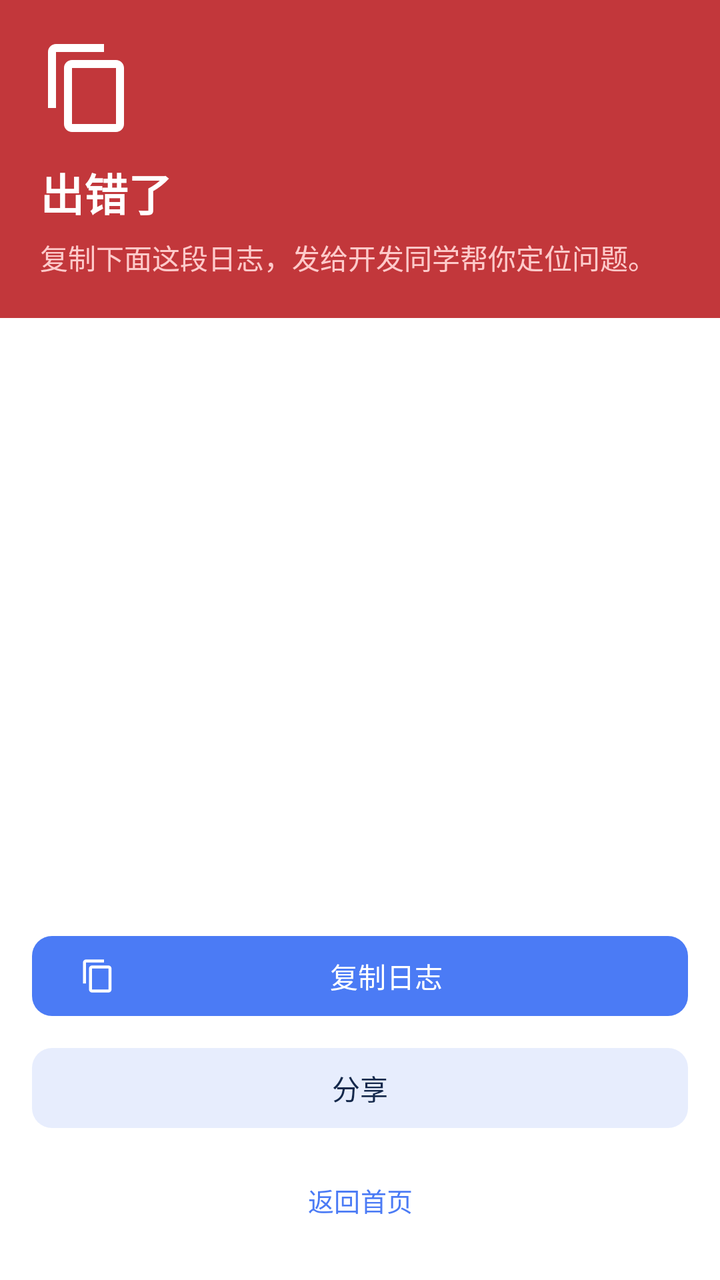
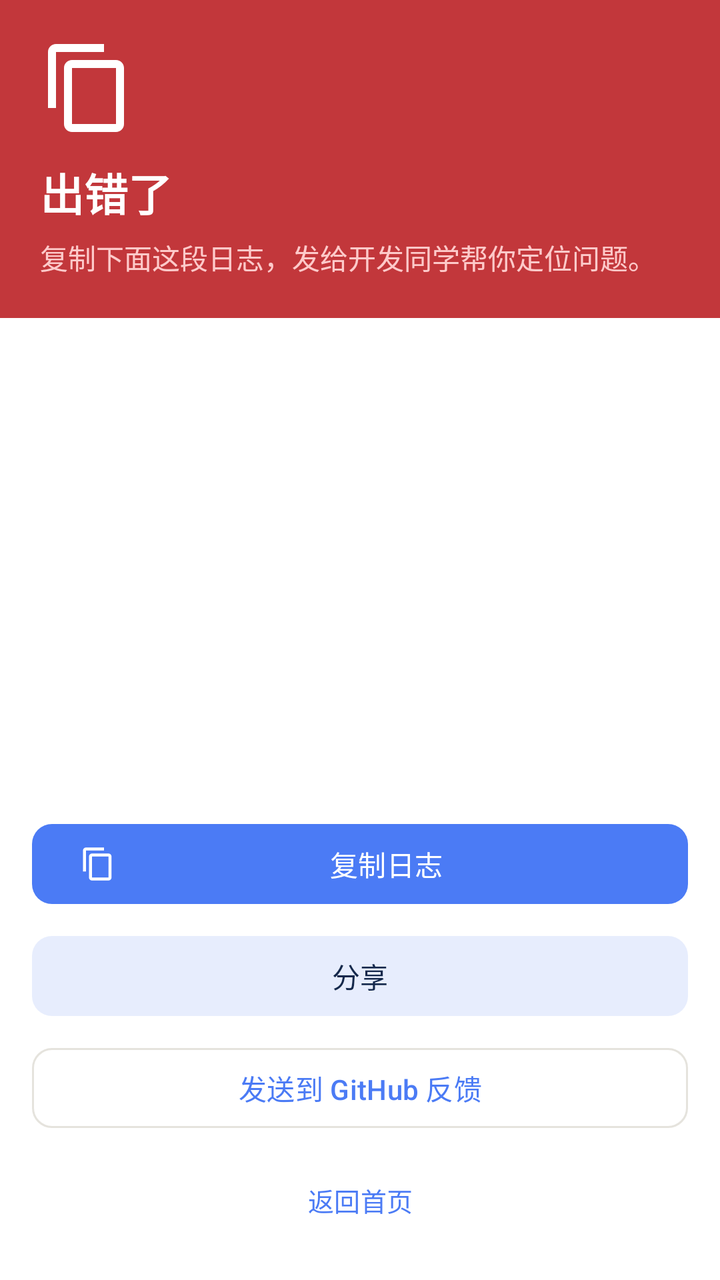

The first picture is an Android layout as it rendered before a commit; the second is the same layout after the commit. The layout source and the unified diff follow.
<!-- AndroidManifest.xml: activity theme AppTheme -->
<!-- res/layout/activity_crash.xml -->
<?xml version="1.0" encoding="utf-8"?>
<LinearLayout xmlns:android="http://schemas.android.com/apk/res/android"
    xmlns:app="http://schemas.android.com/apk/res-auto"
    android:layout_width="match_parent"
    android:layout_height="match_parent"
    android:orientation="vertical"
    android:background="?android:colorBackground">

    <LinearLayout
        android:layout_width="match_parent"
        android:layout_height="wrap_content"
        android:orientation="vertical"
        android:padding="20dp"
        android:background="@color/status_failed">

        <ImageView
            android:layout_width="48dp"
            android:layout_height="48dp"
            android:src="@drawable/ic_copy"
            android:contentDescription="@string/crash_title"
            app:tint="@android:color/white" />

        <TextView
            android:id="@+id/crash_title"
            android:layout_width="match_parent"
            android:layout_height="wrap_content"
            android:text="@string/crash_title"
            android:textColor="@android:color/white"
            android:textSize="22sp"
            android:textStyle="bold"
            android:layout_marginTop="12dp" />

        <TextView
            android:id="@+id/crash_subtitle"
            android:layout_width="match_parent"
            android:layout_height="wrap_content"
            android:text="@string/crash_subtitle"
            android:textColor="#FECACA"
            android:textSize="14sp"
            android:layout_marginTop="6dp" />
    </LinearLayout>

    <ScrollView
        android:id="@+id/crash_scroll"
        android:layout_width="match_parent"
        android:layout_height="0dp"
        android:layout_weight="1"
        android:padding="16dp"
        android:background="@color/surface">

        <EditText
            android:id="@+id/crash_log"
            android:layout_width="match_parent"
            android:layout_height="wrap_content"
            android:background="@android:color/transparent"
            android:gravity="top"
            android:inputType="textMultiLine"
            android:textIsSelectable="true"
            android:fontFamily="monospace"
            android:textSize="12sp"
            android:lineSpacingExtra="2dp"
            android:textColor="?attr/colorOnSurface"
            android:padding="8dp" />
    </ScrollView>

    <LinearLayout
        android:layout_width="match_parent"
        android:layout_height="wrap_content"
        android:orientation="vertical"
        android:padding="16dp"
        android:background="?attr/colorSurface">

        <com.google.android.material.button.MaterialButton
            android:id="@+id/btn_copy_log"
            android:layout_width="match_parent"
            android:layout_height="wrap_content"
            android:text="@string/copy_log"
            style="@style/Widget.App.Button"
            app:icon="@drawable/ic_copy" />

        <com.google.android.material.button.MaterialButton
            android:id="@+id/btn_share_log"
            android:layout_width="match_parent"
            android:layout_height="wrap_content"
            android:layout_marginTop="8dp"
            android:text="@string/share_log"
            style="@style/Widget.App.Button.Tonal" />

        <com.google.android.material.button.MaterialButton
            android:id="@+id/btn_home"
            android:layout_width="match_parent"
            android:layout_height="wrap_content"
            android:layout_marginTop="8dp"
            android:text="@string/back_to_app"
            style="@style/Widget.App.Button.Text" />
    </LinearLayout>

</LinearLayout>
<!-- resources referenced by this layout -->
<resources>
  <color name="status_failed">#C2373B</color>
  <color name="surface">#FFFFFF</color>
  <!-- drawable ic_copy (drawable) -->
  <?xml version="1.0" encoding="utf-8"?>
  <vector xmlns:android="http://schemas.android.com/apk/res/android"
      android:width="24dp" android:height="24dp"
      android:viewportWidth="24" android:viewportHeight="24">
      <path
          android:fillColor="#FFFFFF"
          android:pathData="M16,1H4C2.9,1 2,1.9 2,3v14h2V3h12V1zM19,5H8C6.9,5 6,5.9 6,7v14c0,1.1 0.9,2 2,2h11c1.1,0 2,-0.9 2,-2V7C21,5.9 20.1,5 19,5zM19,21H8V7h11V21z" />
  </vector>
  <string name="back_to_app">返回首页</string>
  <string name="copy_log">复制日志</string>
  <string name="crash_subtitle">复制下面这段日志，发给开发同学帮你定位问题。</string>
  <string name="crash_title">出错了</string>
  <string name="share_log">分享</string>
  <style name="Widget.App.Button" parent="Widget.Material3.Button">
          <item name="cornerRadius">10dp</item>
          <item name="android:textSize">14sp</item>
          <item name="android:textAllCaps">false</item>
          <item name="elevation">0dp</item>
      </style>
  <style name="Widget.App.Button.Text" parent="Widget.Material3.Button.TextButton">
          <item name="cornerRadius">10dp</item>
          <item name="android:textSize">13sp</item>
          <item name="android:textAllCaps">false</item>
          <item name="rippleColor">?attr/colorOutlineVariant</item>
      </style>
  <style name="Widget.App.Button.Tonal" parent="Widget.Material3.Button.TonalButton">
          <item name="cornerRadius">10dp</item>
          <item name="android:textSize">14sp</item>
          <item name="android:textAllCaps">false</item>
      </style>
  <style name="AppTheme" parent="Theme.Material3.Light.NoActionBar">
          <item name="colorPrimary">@color/acc_default</item>
          <item name="colorOnPrimary">@color/acc_on</item>
          <item name="colorPrimaryContainer">@color/acc_default_c</item>
          <item name="colorOnPrimaryContainer">@color/acc_default_c_on</item>
          <item name="colorSecondary">@color/acc_default</item>
          <item name="colorOnSecondary">@color/acc_on</item>
          <item name="colorSecondaryContainer">@color/acc_default_c</item>
          <item name="colorOnSecondaryContainer">@color/acc_default_c_on</item>
  
          <item name="android:colorBackground">@color/background</item>
          <item name="android:windowBackground">@color/background</item>
          <item name="colorSurface">@color/surface</item>
          <item name="colorOnSurface">@color/on_surface</item>
          <item name="colorSurfaceVariant">@color/surface_variant</item>
          <item name="colorOnSurfaceVariant">@color/on_surface_variant</item>
          <item name="colorOutline">@color/outline</item>
          <item name="colorOutlineVariant">@color/hairline</item>
          <item name="colorError">@color/error</item>
          <item name="colorOnError">#FFFFFF</item>
  
          <item name="android:statusBarColor">@color/background</item>
          <item name="android:windowLightStatusBar">true</item>
          <item name="android:navigationBarColor">@color/background</item>
  
          
          <item name="materialButtonStyle">@style/Widget.App.Button</item>
          <item name="materialButtonOutlinedStyle">@style/Widget.App.Button.Outline</item>
      </style>
  <color name="acc_default">#4B7BF5</color>
  <color name="acc_on">#FFFFFF</color>
  <color name="acc_default_c">#E7EDFD</color>
  <color name="acc_default_c_on">#14284B</color>
  <color name="background">#F6F5F2</color>
  <color name="on_surface">#1B1B1B</color>
  <color name="surface_variant">#F0EFEB</color>
  <color name="on_surface_variant">#575652</color>
  <color name="outline">#E5E3DD</color>
  <color name="hairline">#ECEAE4</color>
  <color name="error">#C2373B</color>
  <style name="Widget.App.Button.Outline" parent="Widget.Material3.Button.OutlinedButton">
          <item name="cornerRadius">10dp</item>
          <item name="android:textSize">14sp</item>
          <item name="android:textAllCaps">false</item>
      </style>
</resources>

<!-- the commit's change to res/layout/activity_crash.xml (unified diff, before → after) -->
@@ -87,6 +87,14 @@
             style="@style/Widget.App.Button.Tonal" />
 
         <com.google.android.material.button.MaterialButton
+            android:id="@+id/btn_github_issue"
+            android:layout_width="match_parent"
+            android:layout_height="wrap_content"
+            android:layout_marginTop="8dp"
+            android:text="发送到 GitHub 反馈"
+            style="@style/Widget.App.Button.Outline" />
+
+        <com.google.android.material.button.MaterialButton
             android:id="@+id/btn_home"
             android:layout_width="match_parent"
             android:layout_height="wrap_content"
<!-- resource entries referenced after the edit -->
@@ -21,6 +21,11 @@
           <item name="android:textSize">14sp</item>
           <item name="android:textAllCaps">false</item>
           <item name="elevation">0dp</item>
+      </style>
+  <style name="Widget.App.Button.Outline" parent="Widget.Material3.Button.OutlinedButton">
+          <item name="cornerRadius">10dp</item>
+          <item name="android:textSize">14sp</item>
+          <item name="android:textAllCaps">false</item>
       </style>
   <style name="Widget.App.Button.Text" parent="Widget.Material3.Button.TextButton">
           <item name="cornerRadius">10dp</item>
@@ -73,10 +78,5 @@
   <color name="outline">#E5E3DD</color>
   <color name="hairline">#ECEAE4</color>
   <color name="error">#C2373B</color>
-  <style name="Widget.App.Button.Outline" parent="Widget.Material3.Button.OutlinedButton">
-          <item name="cornerRadius">10dp</item>
-          <item name="android:textSize">14sp</item>
-          <item name="android:textAllCaps">false</item>
-      </style>
 </resources>
 
